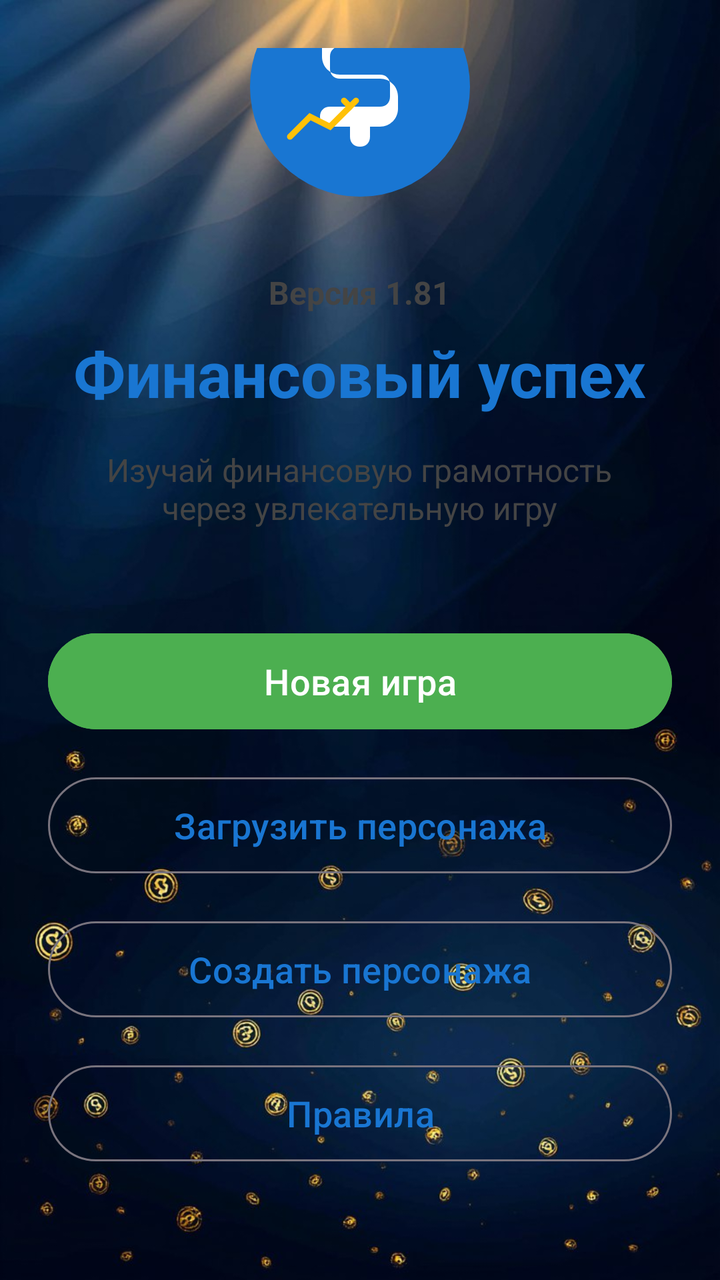
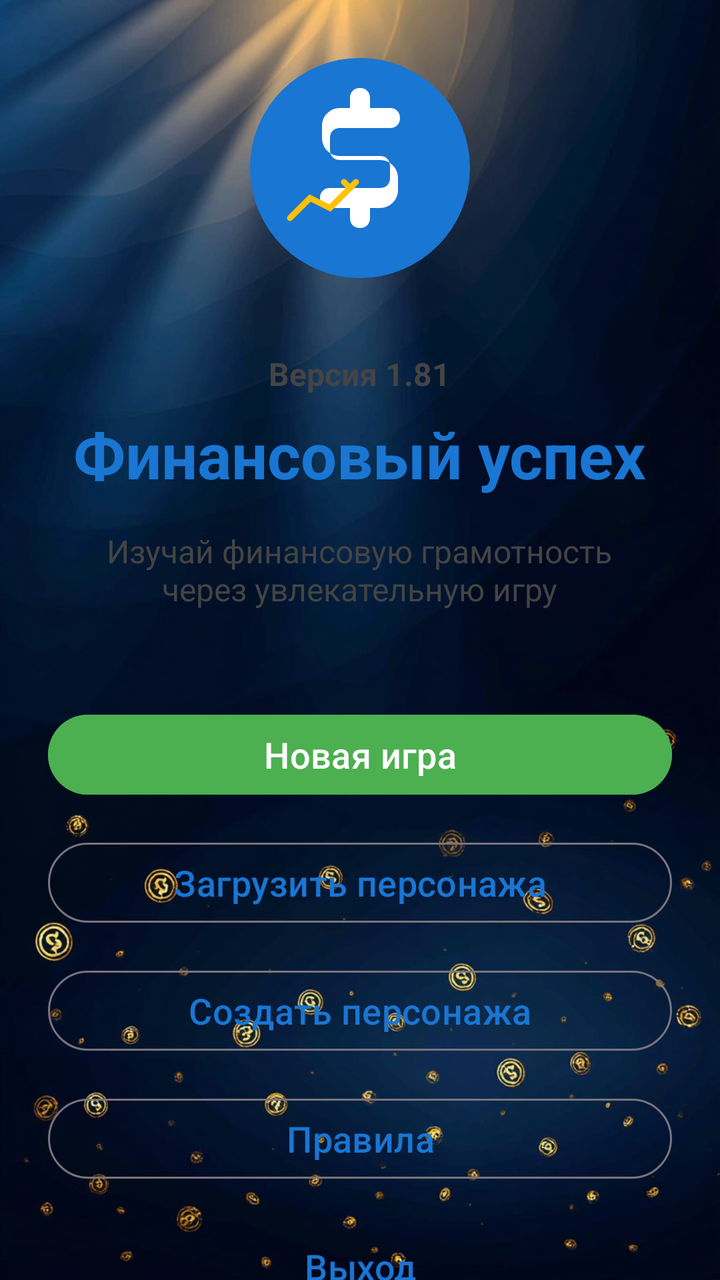

Compare the two renders of this Android layout. The source of the first and the diff that turns it into the second are given below.
<!-- AndroidManifest.xml: application theme Theme.FinancialSuccess -->
<!-- res/layout/activity_main.xml -->
<?xml version="1.0" encoding="utf-8"?>
<LinearLayout xmlns:android="http://schemas.android.com/apk/res/android"
    xmlns:app="http://schemas.android.com/apk/res-auto"
    android:layout_width="match_parent"
    android:layout_height="match_parent"
    android:orientation="vertical"
    android:background="@drawable/bg_main_screen"
    android:padding="24dp"
    android:gravity="center">

    <ImageView
        android:layout_width="120dp"
        android:layout_height="120dp"
        android:src="@drawable/ic_finance_logo"
        android:layout_marginBottom="32dp"
        android:contentDescription="@string/app_logo" />

    <TextView
        android:id="@+id/tv_version"
        android:layout_width="wrap_content"
        android:layout_height="wrap_content"
        android:text="Версия 1.81"
        android:textSize="16sp"
        android:textColor="@color/text_secondary"
        android:layout_marginBottom="8dp"
        android:textStyle="bold"
        android:gravity="center" />

    <TextView
        android:layout_width="wrap_content"
        android:layout_height="wrap_content"
        android:text="@string/app_name"
        android:textSize="32sp"
        android:textStyle="bold"
        android:textColor="@color/primary_color"
        android:layout_marginBottom="16dp" />

    <TextView
        android:layout_width="wrap_content"
        android:layout_height="wrap_content"
        android:text="@string/app_subtitle"
        android:textSize="16sp"
        android:textColor="@color/text_secondary"
        android:textAlignment="center"
        android:layout_marginBottom="48dp" />

    <com.google.android.material.button.MaterialButton
        android:id="@+id/btn_new_game"
        android:layout_width="match_parent"
        android:layout_height="56dp"
        android:text="@string/new_game"
        android:textSize="18sp"
        android:layout_marginBottom="16dp"
        android:backgroundTint="@color/money_green"
        style="@style/Widget.Material3.Button" />

    <com.google.android.material.button.MaterialButton
        android:id="@+id/btn_load_game"
        android:layout_width="match_parent"
        android:layout_height="56dp"
        android:text="Загрузить персонажа"
        android:textSize="18sp"
        android:layout_marginBottom="16dp"
        style="@style/Widget.Material3.Button.OutlinedButton" />

    <com.google.android.material.button.MaterialButton
        android:id="@+id/btn_advanced_character"
        android:layout_width="match_parent"
        android:layout_height="56dp"
        android:text="Создать персонажа"
        android:textSize="18sp"
        android:layout_marginBottom="16dp"
        style="@style/Widget.Material3.Button.OutlinedButton" />

    <com.google.android.material.button.MaterialButton
        android:id="@+id/btn_rules"
        android:layout_width="match_parent"
        android:layout_height="56dp"
        android:text="@string/rules"
        android:textSize="18sp"
        android:layout_marginBottom="16dp"
        style="@style/Widget.Material3.Button.OutlinedButton" />

    <com.google.android.material.button.MaterialButton
        android:id="@+id/btn_exit"
        android:layout_width="match_parent"
        android:layout_height="56dp"
        android:text="@string/exit"
        android:textSize="18sp"
        style="@style/Widget.Material3.Button.TextButton" />

</LinearLayout>
<!-- resources referenced by this layout -->
<resources>
  <color name="money_green">#4CAF50</color>
  <color name="primary_color">#1976D2</color>
  <color name="text_secondary">#444444</color>
  <!-- drawable bg_main_screen: jpg bitmap (drawable-hdpi, 68907 bytes) -->
  <!-- drawable ic_finance_logo (drawable) -->
  <?xml version="1.0" encoding="utf-8"?>
  <vector xmlns:android="http://schemas.android.com/apk/res/android"
      android:width="120dp"
      android:height="120dp"
      android:viewportWidth="120"
      android:viewportHeight="120">
      
      
      <path
          android:pathData="M60,60m-55,0a55,55 0,1 1,110 0a55,55 0,1 1,-110 0"
          android:fillColor="@color/primary_color" />
      
      
      <path
          android:pathData="M55,25L55,30L50,30C45,30 41,34 41,39L41,45C41,50 45,54 50,54L70,54C73,54 75,56 75,59L75,65C75,68 73,70 70,70L45,70C42,70 40,72 40,75C40,78 42,80 45,80L55,80L55,85C55,88 57,90 60,90C63,90 65,88 65,85L65,80L70,80C75,80 79,76 79,71L79,65C79,60 75,56 70,56L50,56C47,56 45,54 45,51L45,45C45,42 47,40 50,40L75,40C78,40 80,38 80,35C80,32 78,30 75,30L65,30L65,25C65,22 63,20 60,20C57,20 55,22 55,25Z"
          android:fillColor="@color/white" />
      
      
      <path
          android:pathData="M25,85L35,75L45,80L55,70"
          android:strokeColor="@color/secondary_color"
          android:strokeWidth="3"
          android:strokeLineCap="round"
          android:fillColor="@color/transparent" />
      
      <path
          android:pathData="M52,67L55,70L58,67"
          android:strokeColor="@color/secondary_color"
          android:strokeWidth="3"
          android:strokeLineCap="round"
          android:fillColor="@color/transparent" />
      
  </vector>
  <string name="app_logo">Логотип приложения</string>
  <string name="app_name">Финансовый успех</string>
  <string name="app_subtitle">Изучай финансовую грамотность\nчерез увлекательную игру</string>
  <string name="exit">Выход</string>
  <string name="new_game">Новая игра</string>
  <string name="rules">Правила</string>
  <style name="Theme.FinancialSuccess" parent="Theme.Material3.DayNight">
          
          <item name="colorPrimary">@color/primary_color</item>
          <item name="colorPrimaryVariant">@color/primary_variant</item>
          <item name="colorOnPrimary">@color/white</item>
          
          
          <item name="colorSecondary">@color/secondary_color</item>
          <item name="colorSecondaryVariant">@color/secondary_variant</item>
          <item name="colorOnSecondary">@color/black</item>
          
          
          <item name="android:colorBackground">@color/background_color</item>
          <item name="colorSurface">@color/surface_color</item>
          <item name="colorOnBackground">@color/text_primary</item>
          <item name="colorOnSurface">@color/text_primary</item>
          
          
          <item name="android:statusBarColor">?attr/colorPrimaryVariant</item>
          
          
          <item name="windowActionBar">false</item>
          <item name="windowNoTitle">true</item>
          
          
          <item name="materialCardViewStyle">@style/Widget.App.CardView</item>
          
          
          <item name="materialButtonStyle">@style/Widget.App.Button</item>
      </style>
  <color name="white">#FFFFFF</color>
  <color name="secondary_color">#FFC107</color>
  <color name="transparent">#00000000</color>
  <color name="primary_variant">#0D47A1</color>
  <color name="secondary_variant">#FF8F00</color>
  <color name="black">#000000</color>
  <color name="background_color">#F5F5F5</color>
  <color name="surface_color">#FFFFFF</color>
  <color name="text_primary">#212121</color>
  <style name="Widget.App.CardView" parent="Widget.Material3.CardView.Elevated">
          <item name="cardCornerRadius">12dp</item>
          <item name="cardElevation">4dp</item>
          <item name="contentPadding">16dp</item>
      </style>
  <style name="Widget.App.Button" parent="Widget.Material3.Button">
          <item name="cornerRadius">8dp</item>
          <item name="android:textAllCaps">false</item>
      </style>
</resources>

<!-- the commit's change to res/layout/activity_main.xml (unified diff, before → after) -->
@@ -1,92 +1,100 @@
 <?xml version="1.0" encoding="utf-8"?>
-<LinearLayout xmlns:android="http://schemas.android.com/apk/res/android"
+<androidx.core.widget.NestedScrollView xmlns:android="http://schemas.android.com/apk/res/android"
     xmlns:app="http://schemas.android.com/apk/res-auto"
     android:layout_width="match_parent"
     android:layout_height="match_parent"
-    android:orientation="vertical"
     android:background="@drawable/bg_main_screen"
-    android:padding="24dp"
-    android:gravity="center">
+    android:fillViewport="true"
+    android:fitsSystemWindows="true">
 
-    <ImageView
-        android:layout_width="120dp"
-        android:layout_height="120dp"
-        android:src="@drawable/ic_finance_logo"
-        android:layout_marginBottom="32dp"
-        android:contentDescription="@string/app_logo" />
+    <LinearLayout
+        android:layout_width="match_parent"
+        android:layout_height="wrap_content"
+        android:orientation="vertical"
+        android:padding="24dp"
+        android:gravity="center_horizontal">
 
-    <TextView
-        android:id="@+id/tv_version"
-        android:layout_width="wrap_content"
-        android:layout_height="wrap_content"
-        android:text="Версия 1.81"
-        android:textSize="16sp"
-        android:textColor="@color/text_secondary"
-        android:layout_marginBottom="8dp"
-        android:textStyle="bold"
-        android:gravity="center" />
+        <ImageView
+            android:layout_width="120dp"
+            android:layout_height="120dp"
+            android:src="@drawable/ic_finance_logo"
+            android:layout_marginBottom="32dp"
+            android:contentDescription="@string/app_logo" />
 
-    <TextView
-        android:layout_width="wrap_content"
-        android:layout_height="wrap_content"
-        android:text="@string/app_name"
-        android:textSize="32sp"
-        android:textStyle="bold"
-        android:textColor="@color/primary_color"
-        android:layout_marginBottom="16dp" />
+        <TextView
+            android:id="@+id/tv_version"
+            android:layout_width="wrap_content"
+            android:layout_height="wrap_content"
+            android:text="Версия 1.81"
+            android:textSize="16sp"
+            android:textColor="@color/text_secondary"
+            android:layout_marginBottom="8dp"
+            android:textStyle="bold"
+            android:gravity="center" />
 
-    <TextView
-        android:layout_width="wrap_content"
-        android:layout_height="wrap_content"
-        android:text="@string/app_subtitle"
-        android:textSize="16sp"
-        android:textColor="@color/text_secondary"
-        android:textAlignment="center"
-        android:layout_marginBottom="48dp" />
+        <TextView
+            android:layout_width="wrap_content"
+            android:layout_height="wrap_content"
+            android:text="@string/app_name"
+            android:textSize="32sp"
+            android:textStyle="bold"
+            android:textColor="@color/primary_color"
+            android:layout_marginBottom="16dp" />
 
-    <com.google.android.material.button.MaterialButton
-        android:id="@+id/btn_new_game"
-        android:layout_width="match_parent"
-        android:layout_height="56dp"
-        android:text="@string/new_game"
-        android:textSize="18sp"
-        android:layout_marginBottom="16dp"
-        android:backgroundTint="@color/money_green"
-        style="@style/Widget.Material3.Button" />
+        <TextView
+            android:layout_width="wrap_content"
+            android:layout_height="wrap_content"
+            android:text="@string/app_subtitle"
+            android:textSize="16sp"
+            android:textColor="@color/text_secondary"
+            android:textAlignment="center"
+            android:gravity="center"
+            android:layout_marginBottom="48dp" />
 
-    <com.google.android.material.button.MaterialButton
-        android:id="@+id/btn_load_game"
-        android:layout_width="match_parent"
-        android:layout_height="56dp"
-        android:text="Загрузить персонажа"
-        android:textSize="18sp"
-        android:layout_marginBottom="16dp"
-        style="@style/Widget.Material3.Button.OutlinedButton" />
+        <com.google.android.material.button.MaterialButton
+            android:id="@+id/btn_new_game"
+            android:layout_width="match_parent"
+            android:layout_height="wrap_content"
+            android:text="@string/new_game"
+            android:textSize="18sp"
+            android:layout_marginBottom="16dp"
+            android:backgroundTint="@color/money_green"
+            style="@style/Widget.Material3.Button" />
 
-    <com.google.android.material.button.MaterialButton
-        android:id="@+id/btn_advanced_character"
-        android:layout_width="match_parent"
-        android:layout_height="56dp"
-        android:text="Создать персонажа"
-        android:textSize="18sp"
-        android:layout_marginBottom="16dp"
-        style="@style/Widget.Material3.Button.OutlinedButton" />
+        <com.google.android.material.button.MaterialButton
+            android:id="@+id/btn_load_game"
+            android:layout_width="match_parent"
+            android:layout_height="wrap_content"
+            android:text="Загрузить персонажа"
+            android:textSize="18sp"
+            android:layout_marginBottom="16dp"
+            style="@style/Widget.Material3.Button.OutlinedButton" />
 
-    <com.google.android.material.button.MaterialButton
-        android:id="@+id/btn_rules"
-        android:layout_width="match_parent"
-        android:layout_height="56dp"
-        android:text="@string/rules"
-        android:textSize="18sp"
-        android:layout_marginBottom="16dp"
-        style="@style/Widget.Material3.Button.OutlinedButton" />
+        <com.google.android.material.button.MaterialButton
+            android:id="@+id/btn_advanced_character"
+            android:layout_width="match_parent"
+            android:layout_height="wrap_content"
+            android:text="Создать персонажа"
+            android:textSize="18sp"
+            android:layout_marginBottom="16dp"
+            style="@style/Widget.Material3.Button.OutlinedButton" />
 
-    <com.google.android.material.button.MaterialButton
-        android:id="@+id/btn_exit"
-        android:layout_width="match_parent"
-        android:layout_height="56dp"
-        android:text="@string/exit"
-        android:textSize="18sp"
-        style="@style/Widget.Material3.Button.TextButton" />
+        <com.google.android.material.button.MaterialButton
+            android:id="@+id/btn_rules"
+            android:layout_width="match_parent"
+            android:layout_height="wrap_content"
+            android:text="@string/rules"
+            android:textSize="18sp"
+            android:layout_marginBottom="16dp"
+            style="@style/Widget.Material3.Button.OutlinedButton" />
 
-</LinearLayout>
+        <com.google.android.material.button.MaterialButton
+            android:id="@+id/btn_exit"
+            android:layout_width="match_parent"
+            android:layout_height="wrap_content"
+            android:text="@string/exit"
+            android:textSize="18sp"
+            style="@style/Widget.Material3.Button.TextButton" />
+
+    </LinearLayout>
+</androidx.core.widget.NestedScrollView>
